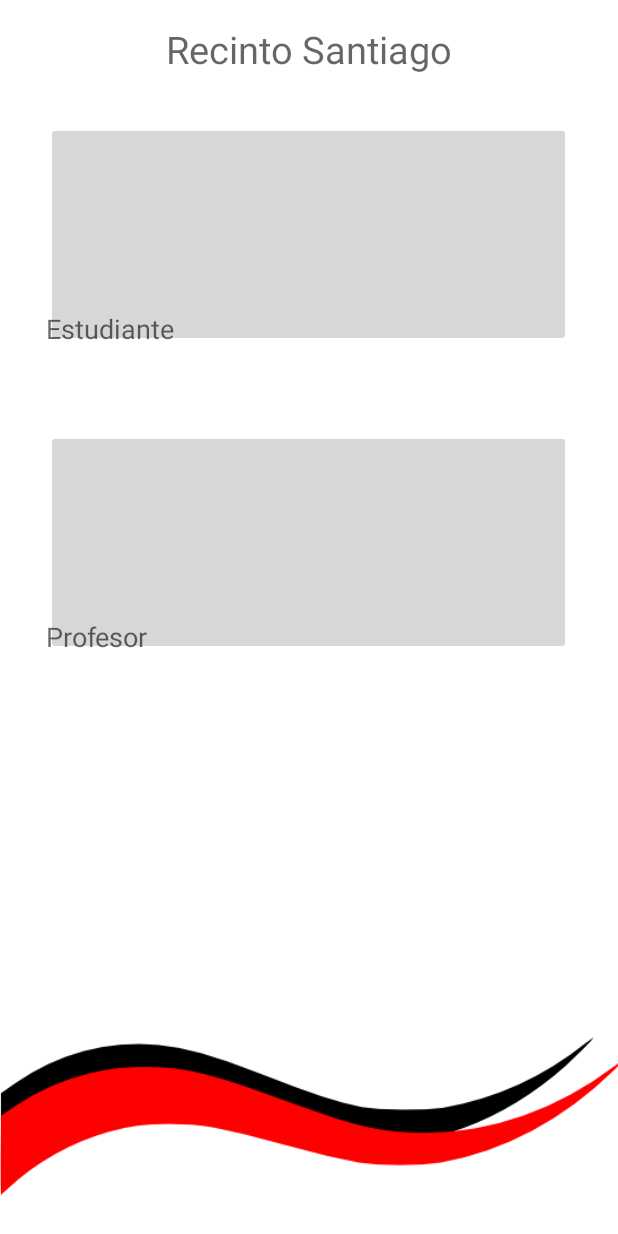
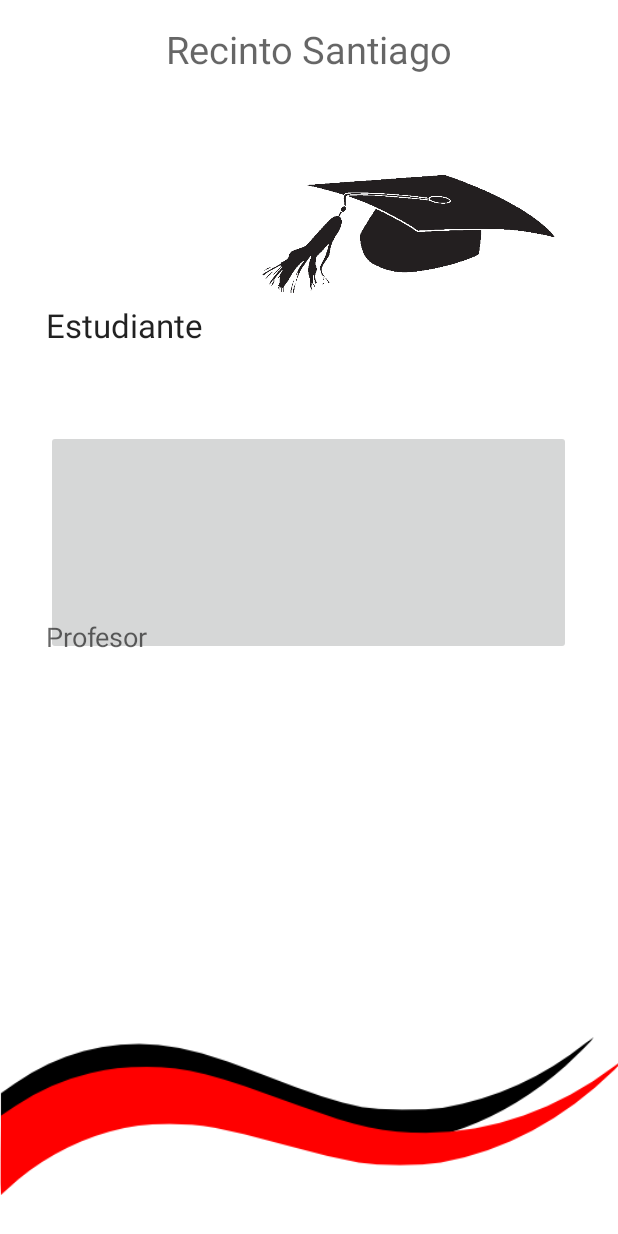
Before and after one commit to RodolfoNepomuceno/Universidad, an Android app: the Recinto1 screen opened directly, with no data from a screen before it, on a phone screen of 412 x 824 dp. Run offline under Robolectric (Android 15) with nearby library versions, the phone set to English and light mode, and no system bars.

Commit message:
Boton estudiante
colocación y fondo al botón estudiante

```diff
--- a/MyApplication/app/src/main/res/layout/recinto1.xml
+++ b/MyApplication/app/src/main/res/layout/recinto1.xml
@@ -10,6 +10,7 @@
         android:layout_width="@dimen/boton_recinto_ancho"
         android:layout_height="@dimen/boton_recinto_alto"
         android:id="@+id/imageButton_estudiante"
+        android:background="@drawable/boton_estudiante"
         android:contentDescription="@string/estudiante"
         android:layout_marginTop="81dp"
         android:layout_alignParentTop="true"
@@ -18,7 +19,7 @@
     <TextView
         android:layout_width="wrap_content"
         android:layout_height="wrap_content"
-        android:textAppearance="?android:attr/textAppearanceMedium"
+        android:textAppearance="?android:attr/textAppearanceLarge"
         android:text="@string/estudiante"
         android:id="@+id/textView_estudiante"
         android:contentDescription="@string/estudiante"
```
Also changed, not shown: MyApplication/app/src/main/res/drawable-hdpi/boton_estudiante.png (added).
